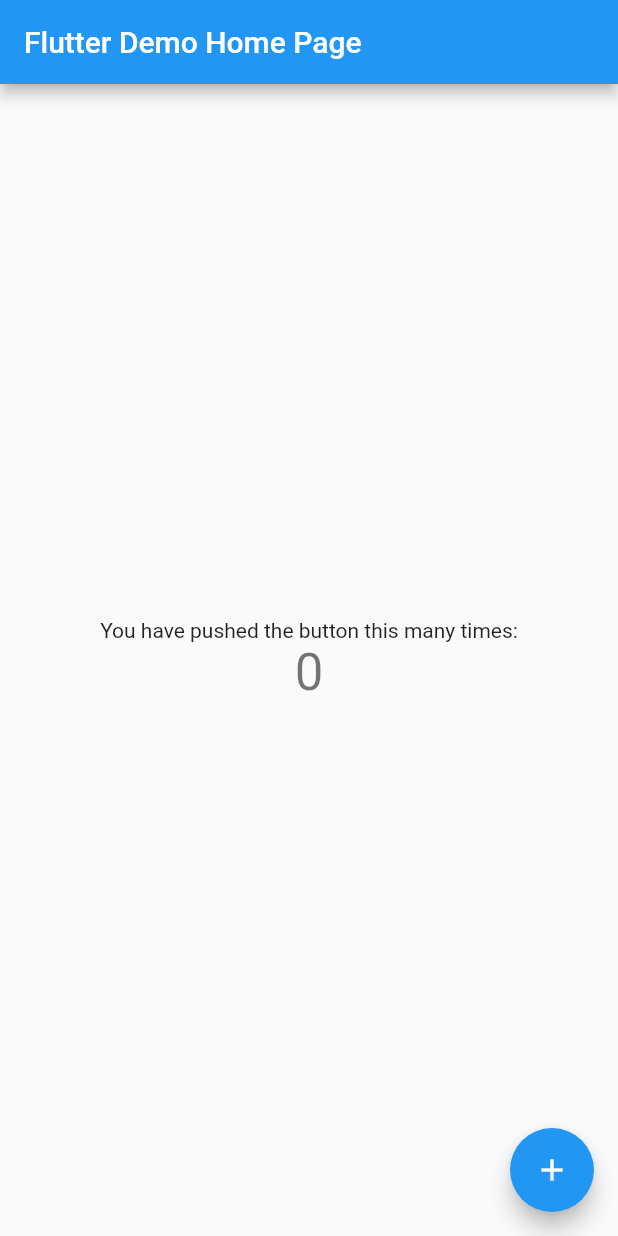
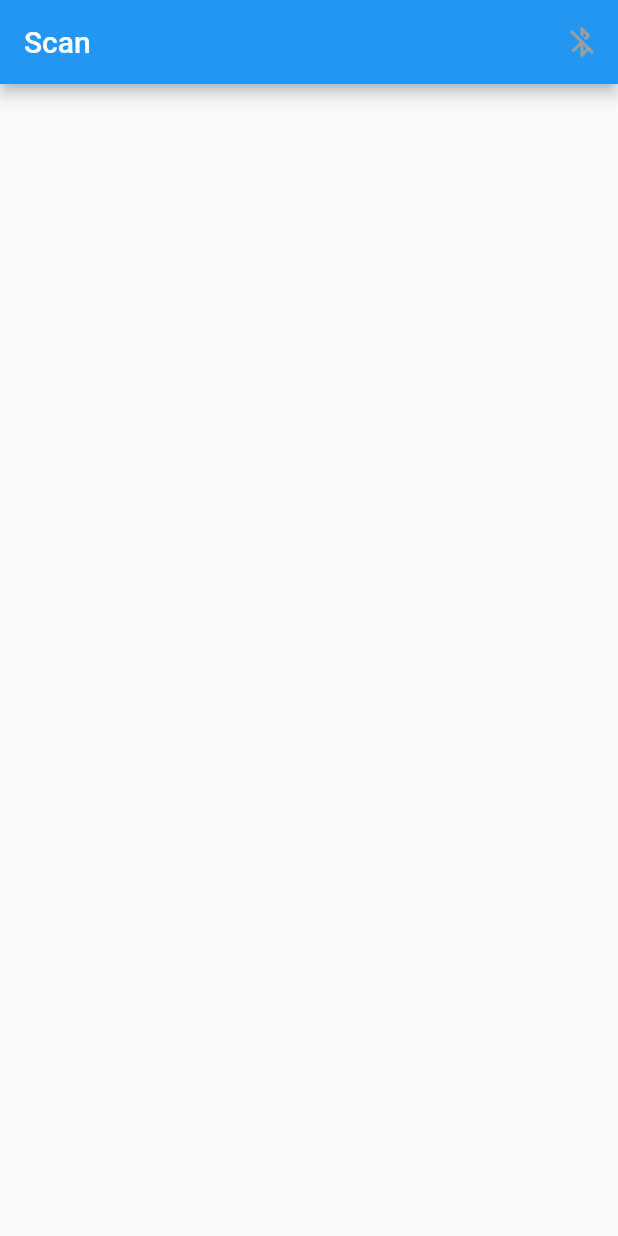
Before and after one commit to mozikeru/flutter_beacon_riverpod, a Flutter app: the screen it shows after launch, on a phone screen of 412 x 824 dp. Run offline on Flutter 3.47's test engine with Material 2 defaults, Android fonts, the phone set to English and light mode, and no system bars; missing offline and left inert: flutter_beacon.

Commit message:
Bluetooth ON/OFF監視実装

```diff
--- a/lib/main.dart
+++ b/lib/main.dart
@@ -1,115 +1,24 @@
 import 'package:flutter/material.dart';
+import 'package:flutter_beacon_riverpod/view/pages/beacon_scanning_page.dart';
 
 void main() {
-  runApp(const MyApp());
+  runApp(const MainApp());
 }
 
-class MyApp extends StatelessWidget {
-  const MyApp({Key? key}) : super(key: key);
+class MainApp extends StatelessWidget {
+  const MainApp({Key? key}) : super(key: key);
 
-  // This widget is the root of your application.
   @override
   Widget build(BuildContext context) {
     return MaterialApp(
-      title: 'Flutter Demo',
       theme: ThemeData(
-        // This is the theme of your application.
-        //
-        // Try running your application with "flutter run". You'll see the
-        // application has a blue toolbar. Then, without quitting the app, try
-        // changing the primarySwatch below to Colors.green and then invoke
-        // "hot reload" (press "r" in the console where you ran "flutter run",
-        // or simply save your changes to "hot reload" in a Flutter IDE).
-        // Notice that the counter didn't reset back to zero; the application
-        // is not restarted.
+        brightness: Brightness.light,
         primarySwatch: Colors.blue,
       ),
-      home: const MyHomePage(title: 'Flutter Demo Home Page'),
+      darkTheme: ThemeData(
+        brightness: Brightness.dark,
+      ),
+      home: const BeaconScanningPage(),
     );
   }
 }
-
-class MyHomePage extends StatefulWidget {
-  const MyHomePage({Key? key, required this.title}) : super(key: key);
-
-  // This widget is the home page of your application. It is stateful, meaning
-  // that it has a State object (defined below) that contains fields that affect
-  // how it looks.
-
-  // This class is the configuration for the state. It holds the values (in this
-  // case the title) provided by the parent (in this case the App widget) and
-  // used by the build method of the State. Fields in a Widget subclass are
-  // always marked "final".
-
-  final String title;
-
-  @override
-  State<MyHomePage> createState() => _MyHomePageState();
-}
-
-class _MyHomePageState extends State<MyHomePage> {
-  int _counter = 0;
-
-  void _incrementCounter() {
-    setState(() {
-      // This call to setState tells the Flutter framework that something has
-      // changed in this State, which causes it to rerun the build method below
-      // so that the display can reflect the updated values. If we changed
-      // _counter without calling setState(), then the build method would not be
-      // called again, and so nothing would appear to happen.
-      _counter++;
-    });
-  }
-
-  @override
-  Widget build(BuildContext context) {
-    // This method is rerun every time setState is called, for instance as done
-    // by the _incrementCounter method above.
-    //
-    // The Flutter framework has been optimized to make rerunning build methods
-    // fast, so that you can just rebuild anything that needs updating rather
-    // than having to individually change instances of widgets.
-    return Scaffold(
-      appBar: AppBar(
-        // Here we take the value from the MyHomePage object that was created by
-        // the App.build method, and use it to set our appbar title.
-        title: Text(widget.title),
-      ),
-      body: Center(
-        // Center is a layout widget. It takes a single child and positions it
-        // in the middle of the parent.
-        child: Column(
-          // Column is also a layout widget. It takes a list of children and
-          // arranges them vertically. By default, it sizes itself to fit its
-          // children horizontally, and tries to be as tall as its parent.
-          //
-          // Invoke "debug painting" (press "p" in the console, choose the
-          // "Toggle Debug Paint" action from the Flutter Inspector in Android
-          // Studio, or the "Toggle Debug Paint" command in Visual Studio Code)
-          // to see the wireframe for each widget.
-          //
-          // Column has various properties to control how it sizes itself and
-          // how it positions its children. Here we use mainAxisAlignment to
-          // center the children vertically; the main axis here is the vertical
-          // axis because Columns are vertical (the cross axis would be
-          // horizontal).
-          mainAxisAlignment: MainAxisAlignment.center,
-          children: <Widget>[
-            const Text(
-              'You have pushed the button this many times:',
-            ),
-            Text(
-              '$_counter',
-              style: Theme.of(context).textTheme.headline4,
-            ),
-          ],
-        ),
-      ),
-      floatingActionButton: FloatingActionButton(
-        onPressed: _incrementCounter,
-        tooltip: 'Increment',
-        child: const Icon(Icons.add),
-      ), // This trailing comma makes auto-formatting nicer for build methods.
-    );
-  }
-}
--- /dev/null
+++ b/lib/view/pages/beacon_scanning_page.dart
@@ -0,0 +1,109 @@
+// ignore_for_file: avoid_print
+
+import 'dart:async';
+import 'dart:io';
+
+import 'package:flutter/material.dart';
+import 'package:flutter/services.dart';
+import 'package:flutter_beacon/flutter_beacon.dart';
+
+class BeaconScanningPage extends StatefulWidget {
+  const BeaconScanningPage({Key? key}) : super(key: key);
+
+  @override
+  _BeaconScanningPageState createState() => _BeaconScanningPageState();
+}
+
+class _BeaconScanningPageState extends State<BeaconScanningPage>
+    with WidgetsBindingObserver {
+  final StreamController<BluetoothState> streamController = StreamController();
+  StreamSubscription<BluetoothState>? _streamBluetooth;
+
+  @override
+  void initState() {
+    WidgetsBinding.instance?.addObserver(this);
+
+    super.initState();
+    listeningState();
+  }
+
+  listeningState() async {
+    print('Listening to bluetooth state');
+    _streamBluetooth = flutterBeacon
+        .bluetoothStateChanged()
+        .listen((BluetoothState state) async {
+      print('BluetoothState = $state');
+      streamController.add(state);
+    });
+  }
+
+  @override
+  Widget build(BuildContext context) {
+    return Scaffold(
+      appBar: AppBar(
+        title: const Text('Scan'),
+        actions: [
+          StreamBuilder<BluetoothState>(
+            stream: streamController.stream,
+            initialData: BluetoothState.stateUnknown,
+            builder: (context, snapshot) {
+              if (snapshot.hasData) {
+                final state = snapshot.data;
+
+                if (state == BluetoothState.stateOn) {
+                  return IconButton(
+                    icon: const Icon(Icons.bluetooth_connected),
+                    onPressed: () {},
+                    color: Colors.lightBlueAccent,
+                  );
+                }
+
+                if (state == BluetoothState.stateOff) {
+                  return IconButton(
+                    icon: const Icon(Icons.bluetooth),
+                    onPressed: () async {
+                      if (Platform.isAndroid) {
+                        try {
+                          await flutterBeacon.openBluetoothSettings;
+                        } on PlatformException catch (e) {
+                          print(e);
+                        }
+                      } else if (Platform.isIOS) {
+                        await showDialog(
+                          context: context,
+                          builder: (context) {
+                            return AlertDialog(
+                              title: const Text('Bluetooth is Off'),
+                              content: const Text(
+                                  'Please enable Bluetooth on Settings > Bluetooth.'),
+                              actions: [
+                                TextButton(
+                                  onPressed: () => Navigator.pop(context),
+                                  child: const Text('OK'),
+                                ),
+                              ],
+                            );
+                          },
+                        );
+                      }
+                    },
+                    color: Colors.red,
+                  );
+                }
+
+                return IconButton(
+                  icon: const Icon(Icons.bluetooth_disabled),
+                  onPressed: () {},
+                  color: Colors.grey,
+                );
+              }
+
+              return const SizedBox.shrink();
+            },
+          ),
+        ],
+      ),
+      body: Container(),
+    );
+  }
+}
```
Also changed, not shown: 1 other file.
